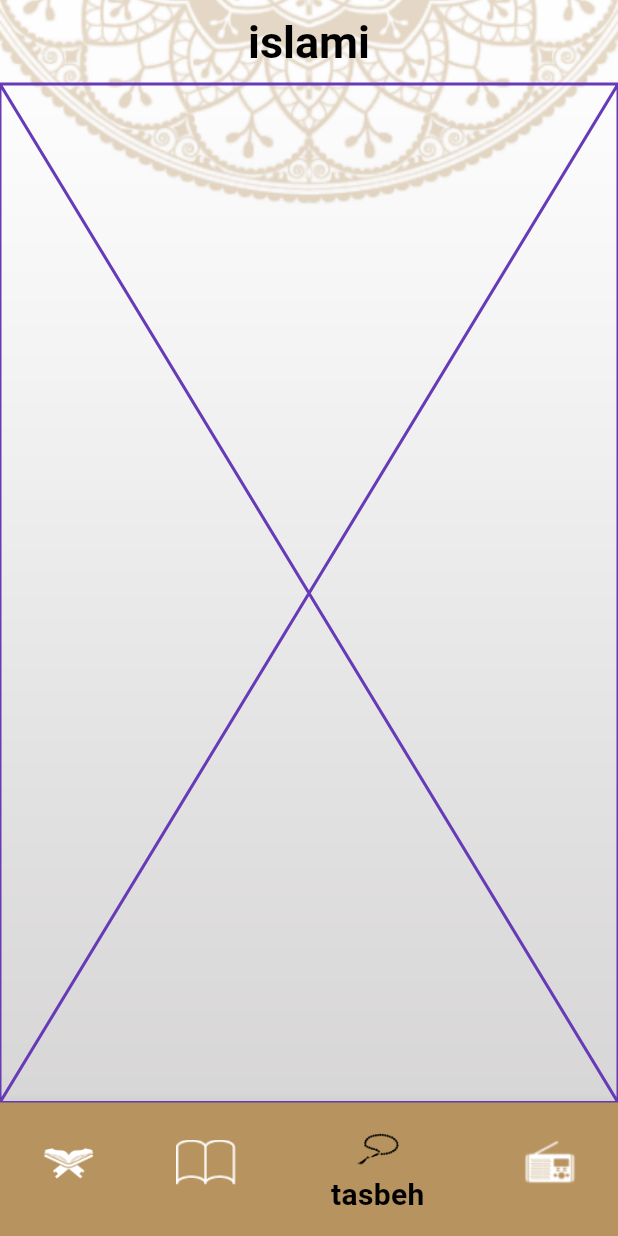
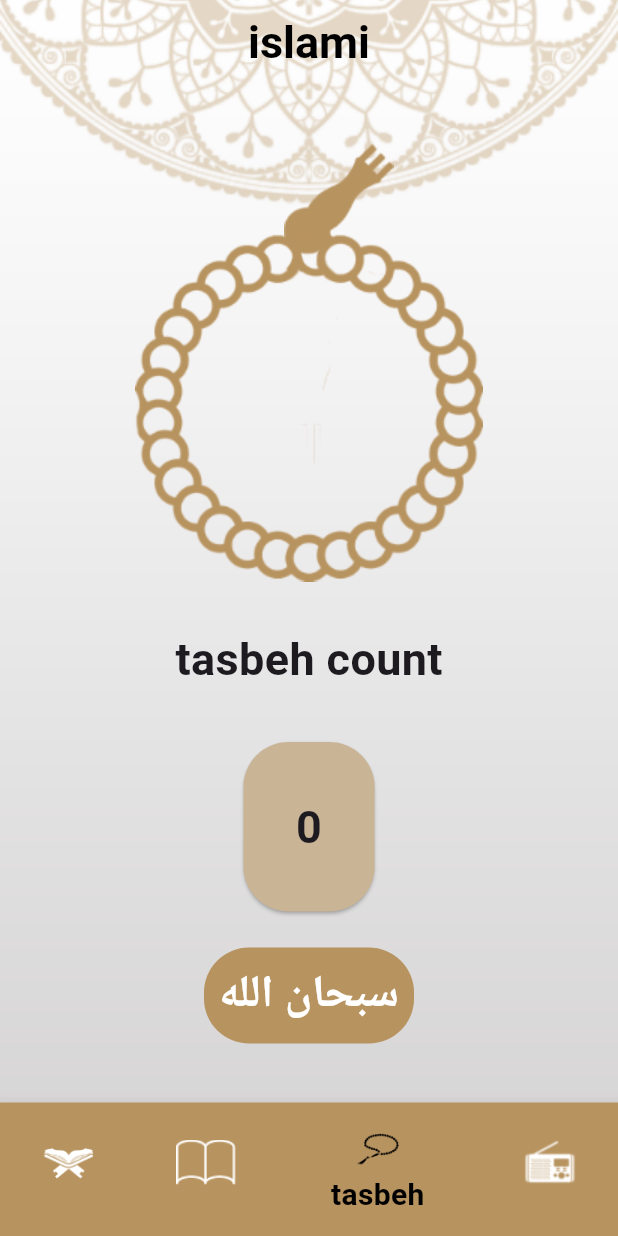
Before and after one commit to yousfraafat/islami, a Flutter app: the screen it shows after launch, item 3 of the bottom bar chosen, on a phone screen of 412 x 824 dp. Run offline on Flutter 3.47's test engine with Material 3 defaults, Android fonts, the light colour scheme and no system bars.

Commit message:
feat:tasbeh tap

```diff
--- a/lib/taps/hadeth_tap/hadeth_tap.dart
+++ b/lib/taps/hadeth_tap/hadeth_tap.dart
@@ -3,7 +3,7 @@ import 'package:flutter/services.dart';
 import 'package:islami/taps/hadeth_tap/hadeth_details.dart';
 
 class HadethTap extends StatefulWidget {
-  HadethTap({super.key});
+  const HadethTap({super.key});
 
   @override
   State<HadethTap> createState() => _HadethTapState();
--- a/lib/taps/tasbeh_tap/tasbeh_tap.dart
+++ b/lib/taps/tasbeh_tap/tasbeh_tap.dart
@@ -1,10 +1,130 @@
 import 'package:flutter/material.dart';
 
-class TasbehTap extends StatelessWidget {
+class TasbehTap extends StatefulWidget {
   const TasbehTap({super.key});
 
   @override
+  State<TasbehTap> createState() => _TasbehTapState();
+}
+
+class _TasbehTapState extends State<TasbehTap> {
+  double sebhaRotation = 0;
+
+  int tasbehCount = 0;
+
+  int index = 0;
+
+  List<String> tasbeh = ['سبحان الله', 'الحمد لله', 'الله اكبر'];
+
+  @override
   Widget build(BuildContext context) {
-    return const Placeholder(color: Colors.deepPurple);
+    return Column(
+      crossAxisAlignment: CrossAxisAlignment.center,
+      children: [
+        Padding(
+          padding: const EdgeInsets.only(top: 40),
+          child: Stack(
+            alignment: Alignment.topCenter,
+            children: [
+              Padding(
+                padding: const EdgeInsets.only(left: 40),
+                child: Image.asset('assets/images/head_sebha_logo.png'),
+              ),
+              Padding(
+                padding: EdgeInsets.only(
+                  top: MediaQuery.of(context).size.height * .07,
+                ),
+                child: GestureDetector(
+                  onTap: onSebhaTap,
+                  child: AnimatedRotation(
+                    turns: sebhaRotation,
+                    duration: Duration(milliseconds: 100),
+                    child: Image.asset('assets/images/body_sebha_logo.png'),
+                  ),
+                ),
+              ),
+            ],
+          ),
+        ),
+        Padding(
+          padding: const EdgeInsets.all(30),
+          child: Row(
+            mainAxisAlignment: MainAxisAlignment.center,
+            children: [
+              Text(
+                'tasbeh count',
+                style: TextStyle(fontSize: 30, fontWeight: FontWeight.bold),
+              ),
+            ],
+          ),
+        ),
+        Card(
+          shape: RoundedRectangleBorder(
+            borderRadius: BorderRadius.circular(30),
+          ),
+          color: Color(0xffC9B496),
+          child: Container(
+            margin: EdgeInsets.all(35),
+            child: Text(
+              '$tasbehCount',
+              style: TextStyle(fontSize: 30, fontWeight: FontWeight.bold),
+            ),
+          ),
+        ),
+        Container(
+          padding: EdgeInsets.all(10),
+          margin: EdgeInsets.all(20),
+          decoration: BoxDecoration(
+            color: Color(0xffB7935F),
+            borderRadius: BorderRadius.circular(30),
+          ),
+          child: InkWell(
+            onTap: onSebhaTap,
+            child: Text(
+              tasbeh[index],
+              style: TextStyle(
+                color: Colors.white,
+                fontSize: 30,
+                fontWeight: FontWeight.bold,
+              ),
+            ),
+          ),
+        ),
+        InkWell(
+          onTap: resetSebha,
+          child: Padding(
+            padding: const EdgeInsets.only(top: 20),
+            child: Text(
+              'reset',
+              style: TextStyle(color: Colors.black, fontSize: 30),
+            ),
+          ),
+        ),
+      ],
+    );
+  }
+
+  void onSebhaTap() {
+    sebhaRotation += 0.05;
+    tasbehCount++;
+    changeTasbeh();
+    setState(() {});
+  }
+
+  void changeTasbeh() {
+    if (tasbehCount > 32) {
+      tasbehCount = 0;
+      index++;
+    }
+    if (index == tasbeh.length) {
+      resetSebha();
+    }
+  }
+
+  void resetSebha() {
+    sebhaRotation = 0;
+    tasbehCount = 0;
+    index = 0;
+    setState(() {});
   }
 }
```
Also changed, not shown: assets/images/2x/body_sebha_dark@2x.png (added), assets/images/2x/body_sebha_logo@2x.png (added), assets/images/2x/head_sebha_dark@2x.png (added), assets/images/2x/head_sebha_logo@2x.png (added), assets/images/2x/radio_image@2x.png (added), assets/images/3x/body_sebha_dark@3x.png (added), assets/images/3x/body_sebha_logo@3x.png (added), assets/images/3x/head_sebha_dark@3x.png (added), assets/images/3x/head_sebha_logo@3x.png (added), assets/images/3x/radio_image@3x.png (added), assets/images/body_sebha_dark.png (added), assets/images/body_sebha_logo.png (added), assets/images/head_sebha_dark.png (added), assets/images/head_sebha_logo.png (added), 2 more files.
